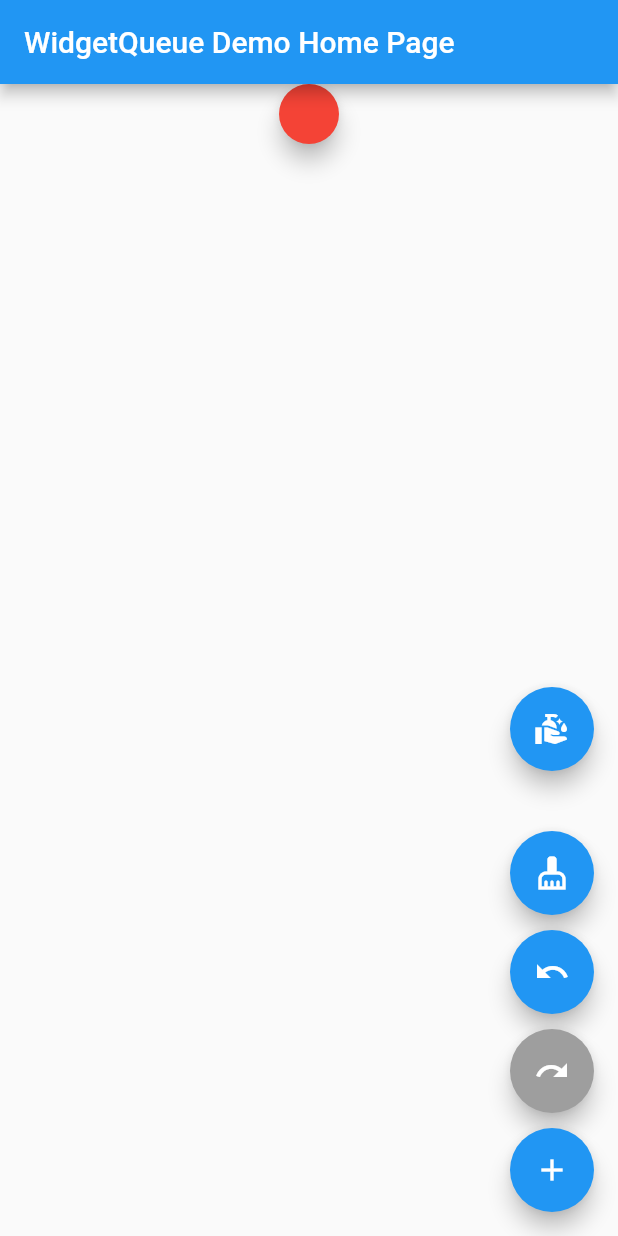
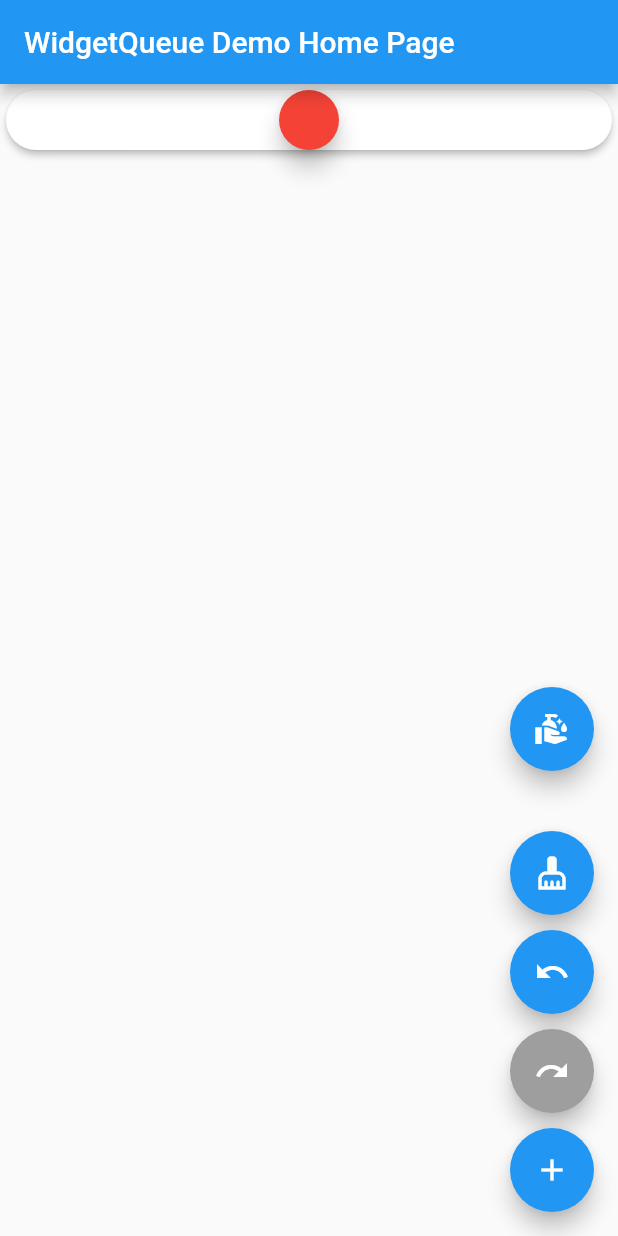
Before and after one commit to marykravets/widgetqueue, a Flutter app: the screen it shows after launch, after a tap on the "add" icon, on a phone screen of 412 x 824 dp. Run offline on Flutter 3.47's test engine with Material 2 defaults, Android fonts, the phone set to English and light mode, and no system bars.

Commit message:
drag-n-drop undo/redo

```diff
--- a/lib/HomePage.dart
+++ b/lib/HomePage.dart
@@ -1,4 +1,5 @@
 import 'package:flutter/material.dart';
+import 'package:widgetqueue/res/ConstMethod.dart';
 import 'helper/BaseUiMixin.dart';
 import 'helper/ListViewHelper.dart';
 
@@ -23,7 +24,7 @@ class HomePageState extends State<HomePage> with BaseUiMixin {
     return Scaffold(
       appBar: appBar,
       body: Center(
-        child: helper.getListView()
+        child: buildReorderableListView(helper),
       ),
       floatingActionButton: Column(
           mainAxisAlignment: MainAxisAlignment.end,
@@ -41,4 +42,31 @@ class HomePageState extends State<HomePage> with BaseUiMixin {
       ),
     );
   }
+
+  ReorderableListView buildReorderableListView(ListViewHelper helper) {
+    return ReorderableListView(
+        children: <Widget>[
+          for(final item in helper.getLastListState())
+            Card(
+                color: Colors.white,
+                key: ValueKey(item),
+                elevation: 2,
+                child: item,
+                shape: ConstMethod.getRoundedBorder()
+            ),
+        ],
+        onReorder: (int oldIndex, int newIndex) {
+          setState(() {
+            if (newIndex > oldIndex) {
+              newIndex -= 1;
+            }
+            final List<StatelessWidget> secondList = List.from(
+                helper.getLastListState());
+            secondList.insert(newIndex, secondList.removeAt(oldIndex));
+
+            helper.addNewState(secondList);
+          });
+        },
+        scrollController: helper.getScrollController());
+  }
 }
--- a/lib/helper/ListViewHelper.dart
+++ b/lib/helper/ListViewHelper.dart
@@ -18,6 +18,10 @@ class ListViewHelper {
   static final ListState _listState = new ListState();
   final HomePageState _state;
 
+  List<StatelessWidget> getLastListState() {
+    return _listState.getLast();
+  }
+
   void addWidget() {
     _queue.clear();
     // add a new state to the end of main state
@@ -31,7 +35,9 @@ class ListViewHelper {
     // create a copy of the last state, add a change, return as a new state
     final List<StatelessWidget> _list = [];
 
-    if (_listState.getLast().isNotEmpty) {
+    if (_listState
+        .getLast()
+        .isNotEmpty) {
       _list.addAll(_listState.getLast());
     }
 
@@ -72,16 +78,24 @@ class ListViewHelper {
     _state.setState(() {});
   }
 
-  MaterialColor getRedoBgColor() => ConstMethod.getButtonColor(_queue.length > 0);
+  void addNewState(List<StatelessWidget> list) {
+    _listState.add(list);
+  }
 
-  MaterialColor getUndoBgColor() => ConstMethod.getButtonColor(_listState.getLast().length > 0 || _listState.getLength() > 0);
+  MaterialColor getRedoBgColor() =>
+      ConstMethod.getButtonColor(_queue.length > 0);
 
-  MaterialColor getClearBgColor() => ConstMethod.getButtonColor(_listState.getLast().length > 0 || _queue.length > 0);
+  MaterialColor getUndoBgColor() =>
+      ConstMethod.getButtonColor(_listState
+          .getLast()
+          .length > 0 || _listState.getLength() > 0);
 
-  // build the latest state in the ListView
-  ListView getListView() {
-    return new ListView.builder(itemCount: _listState.getLast().length,
-        itemBuilder: (_, index) => _listState.getLast()[index],
-        controller: _scrollController);
+  MaterialColor getClearBgColor() =>
+      ConstMethod.getButtonColor(_listState
+          .getLast()
+          .length > 0 || _queue.length > 0);
+
+  getScrollController() {
+    return _scrollController;
   }
 }
--- a/lib/res/ConstMethod.dart
+++ b/lib/res/ConstMethod.dart
@@ -3,9 +3,11 @@ import 'package:flutter/material.dart';
 
 class ConstMethod {
 
-  static List get colors => [Colors.red, Colors.green, Colors.yellow, Colors.blue, Colors.black];
+  static List get colors =>
+      [Colors.red, Colors.green, Colors.yellow, Colors.blue, Colors.black];
 
   static final _random = new Random();
+
   static getRandomColor() => colors[_random.nextInt(colors.length)];
 
   static MaterialColor getButtonColor(bool isActive) {
@@ -14,4 +16,11 @@ class ConstMethod {
     }
     return Colors.grey;
   }
+
+  static RoundedRectangleBorder getRoundedBorder() {
+    return RoundedRectangleBorder(
+        borderRadius: new BorderRadius.all(new Radius.circular(20.0)
+        )
+    );
+  }
 }
--- a/lib/widget/CustomButton.dart
+++ b/lib/widget/CustomButton.dart
@@ -1,8 +1,5 @@
 import 'package:flutter/material.dart';
 import '../res/Const.dart';
-import 'DraggingListItem.dart';
-
-final GlobalKey _draggableKey = GlobalKey();
 
 class CustomButton extends StatelessWidget {
   const CustomButton(this._color);
@@ -11,14 +8,7 @@ class CustomButton extends StatelessWidget {
 
   @override
   Widget build(BuildContext context) {
-    return LongPressDraggable<FloatingActionButton>(
-        dragAnchor: DragAnchor.pointer,
-        feedback: DraggingListItem(
-            dragKey: _draggableKey,
-            color: _color,
-            isRect: false,
-        ),
-        child: Container(
+    return Container(
         width: Const.containerWidth,
         height: Const.containerHeight,
         child: FloatingActionButton(
@@ -34,7 +24,6 @@ class CustomButton extends StatelessWidget {
             ],
           ),
         )
-        )
     );
   }
 }
```
Also changed, not shown: lib/widget/RectButton.dart (+5 -18 lines). Lines whose indentation alone changed are shown as unchanged.
